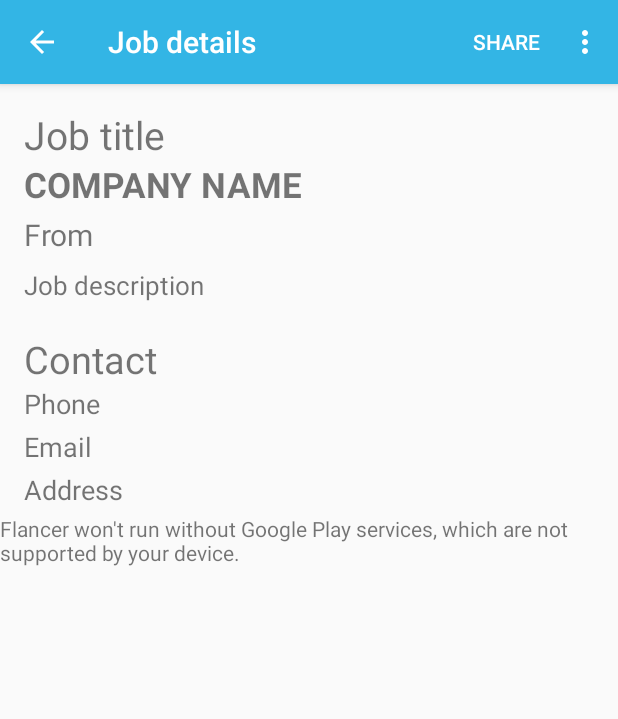
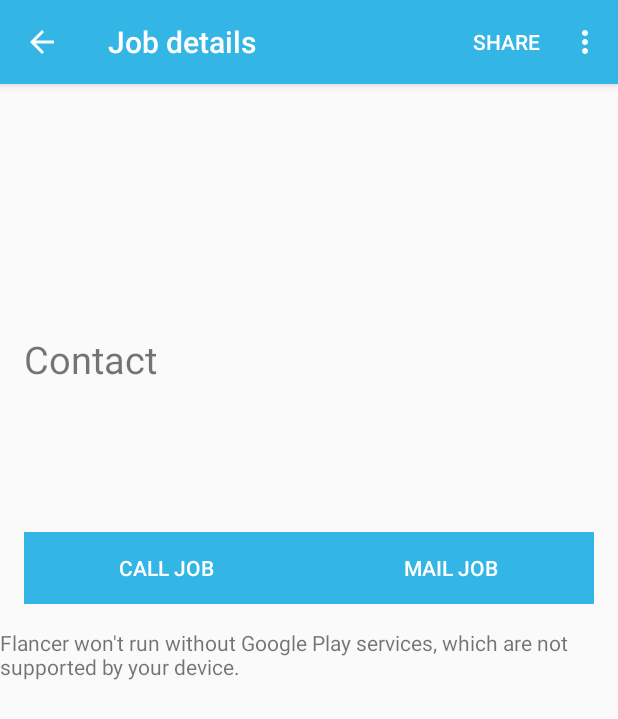
Before and after one commit to Studio384/Flancer, an Android app: the DetailFragment screen opened directly, with no data from a screen before it, on a phone screen of 412 x 824 dp. Shown: the top 719 px of the screen. Run offline under Robolectric (Android 15) with nearby library versions, the phone set to English and light mode, and no system bars.

Commit message:
Add Intents to mail and dial a number, make detail scrollable, larger map

```diff
--- a/app/src/main/java/com/flancer/flancer/fragments/DetailFragment.java
+++ b/app/src/main/java/com/flancer/flancer/fragments/DetailFragment.java
@@ -5,6 +5,7 @@ package com.flancer.flancer.fragments;
  */
 
 import android.content.Intent;
+import android.net.Uri;
 import android.os.Bundle;
 import android.support.v4.app.Fragment;
 import android.view.LayoutInflater;
@@ -14,6 +15,7 @@ import android.view.MenuItem;
 import android.view.View;
 import android.view.ViewGroup;
 import android.widget.ArrayAdapter;
+import android.widget.Button;
 import android.widget.TextView;
 import android.widget.Toast;
 
@@ -139,6 +141,22 @@ public class DetailFragment extends Fragment implements
             LOCATION = new LatLng(cords[1], cords[0]);
         }
 
+        ((Button) rootView.findViewById(R.id.do_dial)).setOnClickListener(new View.OnClickListener() {
+            @Override
+            public void onClick(View v) {
+                Intent i = new Intent(Intent.ACTION_DIAL, Uri.parse("tel:" + phone));
+                startActivity(i);
+            }
+        });
+
+        ((Button) rootView.findViewById(R.id.do_mail)).setOnClickListener(new View.OnClickListener() {
+            @Override
+            public void onClick(View v) {
+                Intent i = new Intent(Intent.ACTION_SENDTO, Uri.parse("mailto:" + email));
+                startActivity(i);
+            }
+        });
+
         SupportMapFragment mapFragment =
                 (SupportMapFragment) getChildFragmentManager().findFragmentById(R.id.map);
         new OnMapAndViewReadyListener(mapFragment, this);
--- a/app/src/main/res/layout/fragment_detail.xml
+++ b/app/src/main/res/layout/fragment_detail.xml
@@ -1,11 +1,15 @@
 <?xml version="1.0" encoding="utf-8"?>
 <LinearLayout xmlns:android="http://schemas.android.com/apk/res/android"
     xmlns:tools="http://schemas.android.com/tools"
+    xmlns:app="http://schemas.android.com/apk/res-auto"
     android:orientation="vertical"
     android:layout_width="match_parent"
     android:layout_height="match_parent"
-    tools:context=".DetailActivity$DetailFragment">
+    tools:context=".DetailActivity">
 
+    <ScrollView
+        android:layout_width="fill_parent"
+        android:layout_height="wrap_content">
 
         <LinearLayout
             android:orientation="vertical"
@@ -14,45 +18,41 @@
 
             <TextView
                 android:id="@+id/title"
-            android:text="Job title"
                 android:paddingTop="16dp"
                 android:paddingRight="16dp"
                 android:paddingLeft="16dp"
-            android:textSize="26dp"
+                android:textSize="26sp"
                 android:layout_width="match_parent"
                 android:layout_height="wrap_content" />
 
             <TextView
                 android:id="@+id/company"
-            android:text="Company name"
                 android:textStyle="bold"
                 android:paddingRight="16dp"
                 android:paddingLeft="16dp"
-            android:textSize="23dp"
+                android:textSize="23sp"
                 android:textAllCaps="true"
                 android:layout_width="match_parent"
                 android:layout_height="wrap_content" />
 
             <TextView
                 android:id="@+id/date"
-            android:text="From"
                 android:paddingTop="4dp"
                 android:paddingRight="16dp"
                 android:paddingBottom="4dp"
                 android:paddingLeft="16dp"
-            android:textSize="20dp"
+                android:textSize="20sp"
                 android:fontFamily="Roboto Light"
                 android:layout_width="match_parent"
                 android:layout_height="wrap_content" />
 
             <TextView
                 android:id="@+id/description"
-            android:text="Job description"
                 android:paddingTop="4dp"
                 android:paddingRight="16dp"
                 android:paddingBottom="4dp"
                 android:paddingLeft="16dp"
-            android:textSize="17dp"
+                android:textSize="17sp"
                 android:lineSpacingExtra="4dp"
                 android:fontFamily="Roboto"
                 android:layout_width="match_parent"
@@ -64,41 +64,70 @@
                 android:paddingTop="16dp"
                 android:paddingRight="16dp"
                 android:paddingLeft="16dp"
-            android:textSize="25dp"
+                android:textSize="25sp"
                 android:layout_width="match_parent"
                 android:layout_height="wrap_content" />
 
             <TextView
                 android:id="@+id/phone"
-            android:text="Phone"
                 android:paddingRight="16dp"
                 android:paddingBottom="4dp"
                 android:paddingLeft="16dp"
-            android:textSize="18dp"
+                android:textSize="18sp"
                 android:layout_width="match_parent"
                 android:layout_height="wrap_content" />
 
             <TextView
                 android:id="@+id/email"
-            android:text="Email"
                 android:paddingRight="16dp"
                 android:paddingBottom="4dp"
                 android:paddingLeft="16dp"
-            android:textSize="18dp"
+                android:textSize="18sp"
                 android:layout_width="match_parent"
                 android:layout_height="wrap_content" />
 
             <TextView
                 android:id="@+id/address"
-            android:text="Address"
                 android:paddingRight="16dp"
-            android:paddingBottom="4dp"
                 android:paddingLeft="16dp"
-            android:textSize="18dp"
+                android:textSize="18sp"
                 android:layout_width="match_parent"
                 android:layout_height="wrap_content" />
+
+            <LinearLayout
+                android:id="@+id/Footer"
+                android:layout_width="match_parent"
+                android:layout_height="wrap_content"
+                android:weightSum="1"
+                android:padding="16dp"
+                app:layout_constraintLeft_toLeftOf="parent"
+                app:layout_constraintRight_toRightOf="parent">
+
+                <Button
+                    android:id="@+id/do_dial"
+                    android:layout_width="match_parent"
+                    android:layout_height="match_parent"
+                    android:layout_weight="0.5"
+                    android:background="@color/colorPrimary"
+                    android:text="Call job"
+                    android:textColor="#FFFFFFFF"
+                    android:visibility="visible" />
+
+                <Button
+                    android:id="@+id/do_mail"
+                    android:layout_width="match_parent"
+                    android:layout_height="match_parent"
+                    android:layout_weight="0.5"
+                    android:background="@color/colorPrimary"
+                    android:elevation="0dp"
+                    android:text="Mail job"
+                    android:textColor="#FFFFFFFF"
+                    app:layout_constraintBottom_toTopOf="@+id/Footer"
+                    app:layout_constraintHorizontal_bias="0.0"
+                    app:layout_constraintLeft_toLeftOf="parent"
+                    app:layout_constraintRight_toRightOf="parent" />
+
             </LinearLayout>
-
 
             <FrameLayout
                 android:layout_width="match_parent"
@@ -107,7 +136,9 @@
                 <fragment
                     android:id="@+id/map"
                     android:layout_width="match_parent"
-            android:layout_height="match_parent"
+                    android:layout_height="400dp"
                     class="com.google.android.gms.maps.SupportMapFragment" />
             </FrameLayout>
         </LinearLayout>
+    </ScrollView>
+</LinearLayout>
```
Lines whose indentation alone changed are shown as unchanged.
